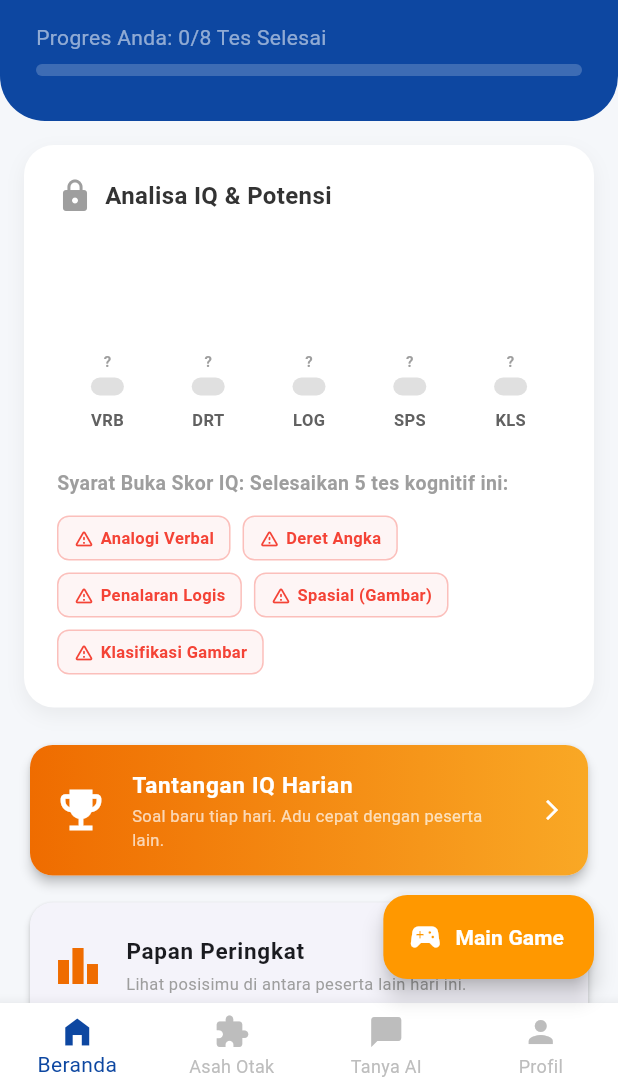
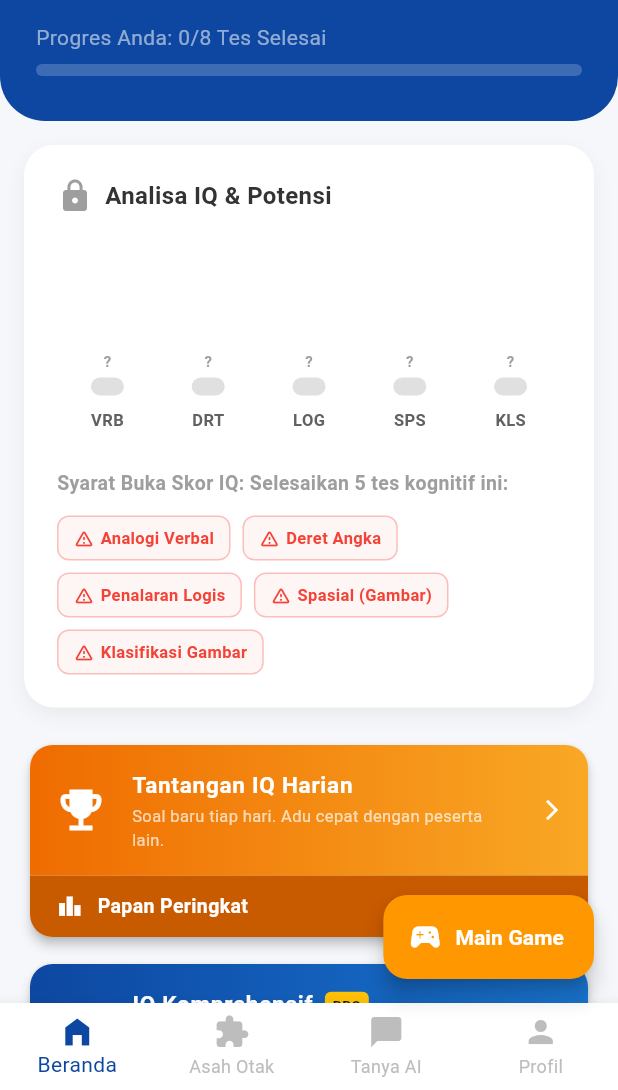
Before and after one commit to deniadamsf/smart-tes-iq, a Flutter app: the MainNavigator screen opened directly, on a phone screen of 412 x 824 dp, the part 146-1236 px from its top. Run offline on Flutter 3.47's test engine with Material 3 defaults, Android fonts, the phone set to English and light mode, and no system bars; our stand-ins replace connectivity_plus, easy_localization, firebase_auth, firebase_core, flutter_markdown, google_mobile_ads and 7 more; accounts and stored records are empty; network calls fail.

Commit message:
Judul papan tanpa angka, dan papan peringkat digabung ke kartu harian
Judul papan diganti dari 'Top 100'/'Top 50' jadi 'Peringkat Terbaik'.
Angka itu menjanjikan lebih dari yang ada: papan PRO baru punya 13
peserta yang memenuhi syarat, jadi 'Top 50' terbaca seperti fitur rusak.
Batas pengambilan di server tidak berubah, hanya labelnya.

Di beranda, pintu masuk papan peringkat sebelumnya berupa kartu putih
polos yang terjepit di antara dua banner bergradien dan memutus irama
visualnya. Sekarang jadi satu kartu dengan tantangan harian, dengan
strip oranye lebih tua di bawahnya.

```diff
--- a/smart_tes_iq APK/assets/lang/en.json
+++ b/smart_tes_iq APK/assets/lang/en.json
@@ -711,8 +711,8 @@
     "tab_daily": "Daily",
     "tab_reguler": "Regular IQ",
     "tab_pro": "PRO IQ",
-    "reguler_title": "Top 100 Regular IQ",
-    "pro_title": "Top 50 PRO IQ",
+    "reguler_title": "Top Ranked — Regular IQ",
+    "pro_title": "Top Ranked — PRO IQ",
     "reguler_desc": "Computed from the free cognitive tests you have taken.",
     "pro_desc": "Computed from the Comprehensive IQ Test (PRO).",
     "verified": "Server-scored - cannot be faked",
--- a/smart_tes_iq APK/assets/lang/id.json
+++ b/smart_tes_iq APK/assets/lang/id.json
@@ -711,8 +711,8 @@
     "tab_daily": "Harian",
     "tab_reguler": "IQ Reguler",
     "tab_pro": "IQ PRO",
-    "reguler_title": "Top 100 IQ Reguler",
-    "pro_title": "Top 50 IQ PRO",
+    "reguler_title": "Peringkat Terbaik — IQ Reguler",
+    "pro_title": "Peringkat Terbaik — IQ PRO",
     "reguler_desc": "Dihitung dari tes kognitif gratis yang sudah kamu kerjakan.",
     "pro_desc": "Dihitung dari Tes IQ Komprehensif (PRO).",
     "verified": "Dinilai server — tidak bisa dipalsukan",
--- a/smart_tes_iq APK/lib/Screens/home_screen.dart
+++ b/smart_tes_iq APK/lib/Screens/home_screen.dart
@@ -538,17 +538,25 @@ class _HomeScreenState extends State<HomeScreen> {
             ),
 
             // =====================================
-            // 0. BANNER TANTANGAN IQ HARIAN
+            // 0. KARTU TANTANGAN HARIAN + PAPAN PERINGKAT
             // =====================================
+            // Keduanya digabung jadi satu kartu: papan peringkat sebelumnya
+            // berupa kartu putih polos yang terjepit di antara dua banner
+            // bergradien, dan itu memutus irama visual beranda.
             Padding(
               padding: const EdgeInsets.symmetric(horizontal: 16.0, vertical: 5.0),
               child: Card(
                 elevation: 3,
+                // clipBehavior wajib, kalau tidak strip bawah menonjol
+                // melewati sudut membulat kartunya.
+                clipBehavior: Clip.antiAlias,
                 shape: RoundedRectangleBorder(borderRadius: BorderRadius.circular(15)),
-                child: Container(
-                  decoration: BoxDecoration(
-                    gradient: const LinearGradient(colors: [Color(0xFFEF6C00), Color(0xFFF9A825)]),
-                    borderRadius: BorderRadius.circular(15),
+                child: Column(
+                  mainAxisSize: MainAxisSize.min,
+                  children: [
+                    Container(
+                      decoration: const BoxDecoration(
+                        gradient: LinearGradient(colors: [Color(0xFFEF6C00), Color(0xFFF9A825)]),
                       ),
                       child: ListTile(
                         contentPadding: const EdgeInsets.symmetric(horizontal: 16, vertical: 8),
@@ -563,28 +571,32 @@ class _HomeScreenState extends State<HomeScreen> {
                         },
                       ),
                     ),
-              ),
-            ),
 
-            // =====================================
-            // 0b. BANNER PAPAN PERINGKAT
-            // =====================================
-            Padding(
-              padding: const EdgeInsets.symmetric(horizontal: 16.0, vertical: 5.0),
-              child: Card(
-                elevation: 2,
-                shape: RoundedRectangleBorder(borderRadius: BorderRadius.circular(15)),
-                child: ListTile(
-                  contentPadding: const EdgeInsets.symmetric(horizontal: 16, vertical: 6),
-                  leading: const Icon(Icons.leaderboard, color: Color(0xFFEF6C00), size: 32),
-                  title: Text('leaderboard.appbar_title'.tr(),
-                      style: const TextStyle(fontWeight: FontWeight.bold, fontSize: 15)),
-                  subtitle: Text('leaderboard.banner_desc'.tr(),
-                      style: const TextStyle(fontSize: 11, color: Colors.grey)),
-                  trailing: const Icon(Icons.arrow_forward_ios, size: 14, color: Colors.grey),
+                    // Strip papan peringkat: oranye lebih tua, jadi terbaca
+                    // sebagai bagian dari kartu yang sama.
+                    InkWell(
                       onTap: () {
                         Navigator.push(context, MaterialPageRoute(builder: (context) => const LeaderboardScreen()));
                       },
+                      child: Container(
+                        width: double.infinity,
+                        color: const Color(0xFFC85A00),
+                        padding: const EdgeInsets.symmetric(horizontal: 18, vertical: 11),
+                        child: Row(
+                          children: [
+                            const Icon(Icons.leaderboard, color: Colors.white, size: 17),
+                            const SizedBox(width: 10),
+                            Expanded(
+                              child: Text('leaderboard.appbar_title'.tr(),
+                                  overflow: TextOverflow.ellipsis,
+                                  style: const TextStyle(color: Colors.white, fontWeight: FontWeight.bold, fontSize: 13)),
+                            ),
+                            const Icon(Icons.arrow_forward_ios, color: Colors.white70, size: 13),
+                          ],
+                        ),
+                      ),
+                    ),
+                  ],
                 ),
               ),
             ),
```
Lines whose indentation alone changed are shown as unchanged.
